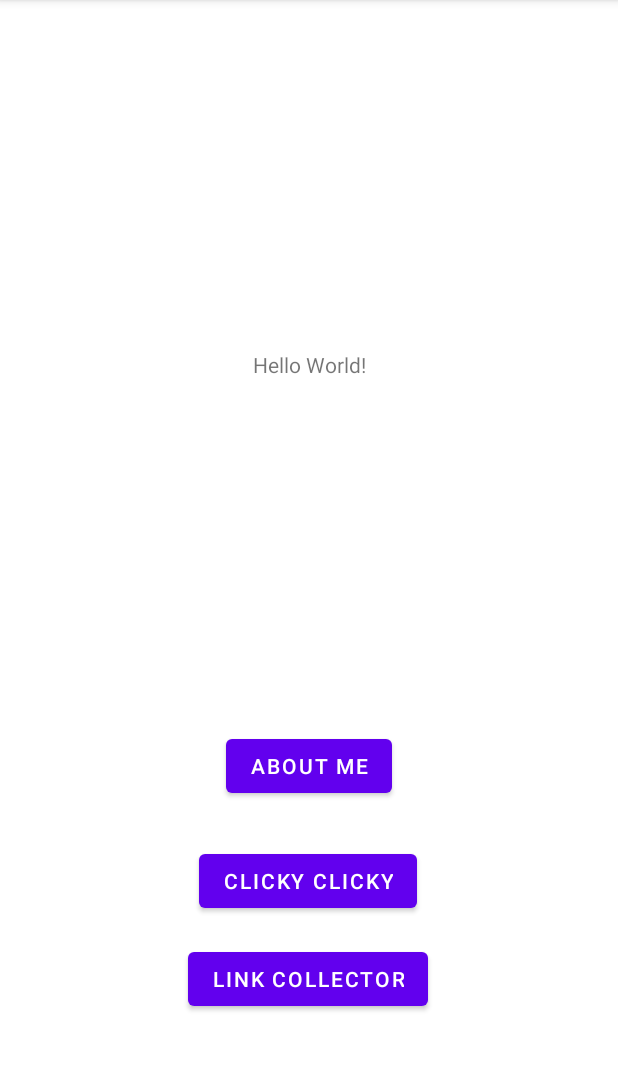
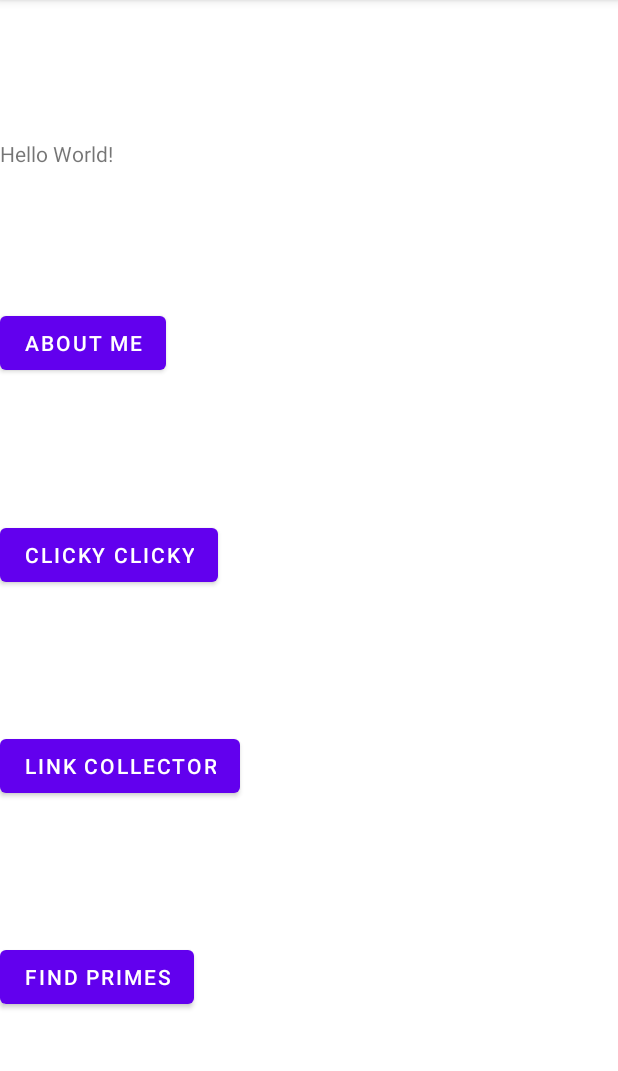
Before and after one commit to rajatbhagat/cs5520-mobile-dev, an Android app: the screen it shows after launch (MainActivity), on a phone screen of 412 x 824 dp, the part 84-1155 px from its top. Run offline under Robolectric (Android 15) with nearby library versions, the phone set to English and light mode, and no system bars; our stand-ins replace navigation-ui.

Commit message:
Added a new button and activity for thr Find Primes

```diff
--- a/app/src/main/AndroidManifest.xml
+++ b/app/src/main/AndroidManifest.xml
@@ -10,11 +10,15 @@
         android:supportsRtl="true"
         android:theme="@style/Theme.Cs5520mobiledev">
         <activity
+            android:name=".FindPrimeActivity"
+            android:exported="false" />
+        <activity
             android:name=".AboutMeActivity"
             android:exported="false" />
         <activity
             android:name=".LinkCollectorActivity"
-            android:exported="false" android:configChanges="orientation|screenSize"/>
+            android:configChanges="orientation|screenSize"
+            android:exported="false" />
         <activity
             android:name=".ClickyClickyActivity"
             android:exported="false" />
--- a/app/src/main/java/com/cs5520/mobile_dev/MainActivity.java
+++ b/app/src/main/java/com/cs5520/mobile_dev/MainActivity.java
@@ -65,6 +65,16 @@
                 startActivity(intent);
             }
         });
+
+        Button findPrimeButton = (Button) findViewById(R.id.find_prim_button);
+        findPrimeButton.setOnClickListener(new View.OnClickListener() {
+            @Override
+            public void onClick(View v) {
+                Intent intent = new Intent(MainActivity.this,
+                        FindPrimeActivity.class);
+                startActivity(intent);
+            }
+        });
     }
 
     @Override
--- a/app/src/main/res/layout/fragment_first.xml
+++ b/app/src/main/res/layout/fragment_first.xml
@@ -6,47 +6,49 @@
     android:layout_height="match_parent"
     tools:context=".FirstFragment">
 
+    <Button
+        android:id="@+id/button_about"
+        android:layout_width="wrap_content"
+        android:layout_height="wrap_content"
+        android:text="@string/about"
+        app:layout_constraintBottom_toTopOf="@+id/button_clicky"
+        app:layout_constraintTop_toBottomOf="@+id/textview_first"
+        tools:layout_editor_absoluteX="149dp" />
+
     <TextView
         android:id="@+id/textview_first"
         android:layout_width="wrap_content"
         android:layout_height="wrap_content"
         android:text="@string/hello_world"
-        app:layout_constraintBottom_toTopOf="@id/button_about"
-        app:layout_constraintEnd_toEndOf="parent"
-        app:layout_constraintStart_toStartOf="parent"
-        app:layout_constraintTop_toTopOf="parent" />
+        app:layout_constraintBottom_toTopOf="@+id/button_about"
+        app:layout_constraintTop_toTopOf="parent"
+        tools:layout_editor_absoluteX="168dp" />
 
     <Button
-        android:id="@+id/button_about"
+        android:id="@+id/button_link_collector"
         android:layout_width="wrap_content"
         android:layout_height="wrap_content"
-        android:text="@string/about"
-        app:layout_constraintBottom_toBottomOf="parent"
-        app:layout_constraintEnd_toEndOf="parent"
-        app:layout_constraintStart_toStartOf="parent"
-        app:layout_constraintTop_toBottomOf="@id/textview_first" />
+        android:text="@string/link_collector"
+        app:layout_constraintBottom_toTopOf="@+id/find_prim_button"
+        app:layout_constraintTop_toBottomOf="@+id/button_clicky"
+        tools:layout_editor_absoluteX="125dp" />
 
     <Button
         android:id="@+id/button_clicky"
         android:layout_width="wrap_content"
         android:layout_height="wrap_content"
         android:text="@string/clicky"
-        app:layout_constraintBottom_toBottomOf="parent"
-        app:layout_constraintEnd_toEndOf="parent"
-        app:layout_constraintHorizontal_bias="0.498"
-        app:layout_constraintStart_toStartOf="parent"
-        app:layout_constraintTop_toBottomOf="@id/button_about"
-        app:layout_constraintVertical_bias="0.156" />
+        app:layout_constraintBottom_toTopOf="@+id/button_link_collector"
+        app:layout_constraintTop_toBottomOf="@+id/button_about"
+        tools:layout_editor_absoluteX="132dp" />
 
     <Button
-        android:id="@+id/button_link_collector"
+        android:id="@+id/find_prim_button"
         android:layout_width="wrap_content"
         android:layout_height="wrap_content"
-        android:text="@string/link_collector"
+        android:text="Find Primes"
         app:layout_constraintBottom_toBottomOf="parent"
-        app:layout_constraintEnd_toEndOf="parent"
-        app:layout_constraintHorizontal_bias="0.498"
-        app:layout_constraintStart_toStartOf="parent"
-        app:layout_constraintTop_toBottomOf="@id/button_clicky"
-        app:layout_constraintVertical_bias="0.156" />
+        app:layout_constraintTop_toBottomOf="@+id/button_link_collector"
+        tools:layout_editor_absoluteX="140dp" />
+
 </androidx.constraintlayout.widget.ConstraintLayout>
```
Also changed, not shown: app/src/main/java/com/cs5520/mobile_dev/FindPrimeActivity.java (added, +14 -0 lines), app/src/main/res/layout/activity_find_prime.xml (added, +9 -0 lines).
